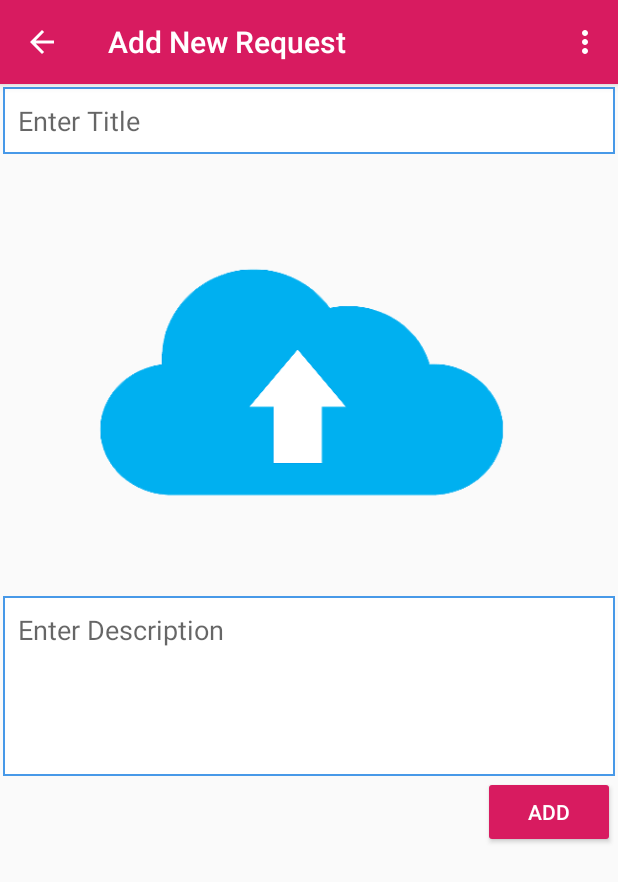
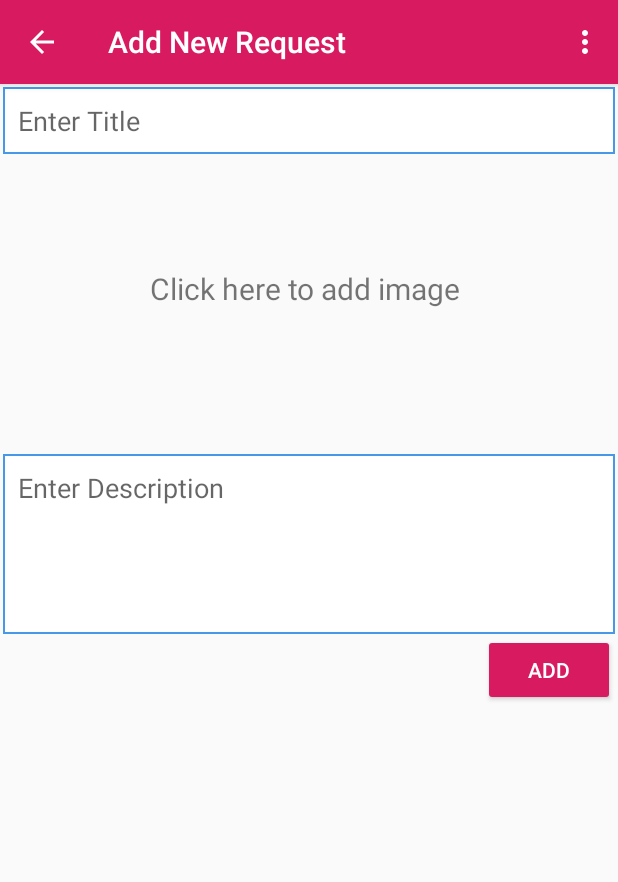
Before and after one commit to BryanYap972/Orbital2, an Android app: the AddPostActivity screen opened directly, with no data from a screen before it, on a phone screen of 412 x 824 dp. Shown: the top 882 px of the screen. Run offline under Robolectric (Android 15) with nearby library versions, the phone set to English and light mode, and no system bars; our stand-ins replace Firebase (no records; nobody signed in at launch, a user with empty details on screens opened directly), Picasso; libraries missing offline, so code that uses them is left out: com.firebase.ui.

Commit message:
Features: Profile, Login, Users, Chat, Requests, Reviews

```diff
--- a/app/src/main/AndroidManifest.xml
+++ b/app/src/main/AndroidManifest.xml
@@ -13,7 +13,9 @@
         android:roundIcon="@mipmap/ic_launcher_round"
         android:supportsRtl="true"
         android:theme="@style/AppTheme">
-        <activity android:name=".ThereProfileActivity"></activity>
+        <activity android:name=".Aarhus.AddReviewAarhus"></activity>
+        <activity android:name=".Aarhus.AarhusActivity" />
+        <activity android:name=".ThereProfileActivity" />
         <activity android:name=".AddPostActivity" />
         <activity
             android:name=".ChatActivity"
--- a/app/src/main/java/com/example/orbital/AddPostActivity.java
+++ b/app/src/main/java/com/example/orbital/AddPostActivity.java
@@ -14,8 +14,10 @@ import android.content.ContentValues;
 import android.content.DialogInterface;
 import android.content.Intent;
 import android.content.pm.PackageManager;
+import android.content.res.Resources;
 import android.graphics.Bitmap;
 import android.graphics.drawable.BitmapDrawable;
+import android.graphics.drawable.Drawable;
 import android.net.Uri;
 import android.os.Bundle;
 import android.provider.MediaStore;
@@ -28,6 +30,7 @@ import android.widget.EditText;
 import android.widget.ImageView;
 import android.widget.Toast;
 
+import com.firebase.ui.auth.data.model.Resource;
 import com.google.android.gms.tasks.OnFailureListener;
 import com.google.android.gms.tasks.OnSuccessListener;
 import com.google.android.gms.tasks.Task;
@@ -400,6 +403,9 @@ public class AddPostActivity extends AppCompatActivity {
         final String timeStamp = String.valueOf(System.currentTimeMillis());
         String filePathAndName = "Posts/" + "post_" + timeStamp;
 
+        Resources res = getResources();
+        Drawable drawable = res.getDrawable(R.drawable.upload);
+
         if (imageIv.getDrawable() != null) {
 
             Bitmap bitmap = ((BitmapDrawable) imageIv.getDrawable()).getBitmap();
--- a/app/src/main/java/com/example/orbital/DashboardActivity.java
+++ b/app/src/main/java/com/example/orbital/DashboardActivity.java
@@ -77,9 +77,9 @@ public class DashboardActivity extends AppCompatActivity {
                             ft3.commit();
                             return true;
 
-                        case R.id.nav_chat:
-                            actionBar.setTitle("Chats");
-                            ChatListFragment fragment4 = new ChatListFragment();
+                        case R.id.nav_review:
+                            actionBar.setTitle("Reviews");
+                            ReviewsFragment fragment4 = new ReviewsFragment();
                             FragmentTransaction ft4 = getSupportFragmentManager().beginTransaction();
                             ft4.replace(R.id.content, fragment4, "");
                             ft4.commit();
--- a/app/src/main/res/layout/activity_add_post.xml
+++ b/app/src/main/res/layout/activity_add_post.xml
@@ -21,13 +21,33 @@
             android:layout_width="match_parent"
             android:layout_height="wrap_content" />
 
-        <ImageView
-            android:id="@+id/pImageIv"
-            android:src="@drawable/upload"
-            android:layout_width="match_parent"
-            android:layout_height="wrap_content"
-            android:minHeight="200dp"
-            />
+        <RelativeLayout
+            android:layout_width="wrap_content"
+            android:layout_height="wrap_content">
+
+            <ImageView
+                android:id="@+id/pImageIv"
+                android:layout_width="match_parent"
+                android:layout_height="wrap_content"
+                android:minHeight="200dp" />
+
+            <TextView
+                android:layout_width="224dp"
+                android:layout_height="44dp"
+                android:layout_alignStart="@+id/pImageIv"
+                android:layout_alignLeft="@+id/pImageIv"
+                android:layout_alignEnd="@+id/pImageIv"
+                android:layout_alignRight="@+id/pImageIv"
+                android:layout_alignBottom="@+id/pImageIv"
+                android:layout_gravity="center"
+                android:layout_marginStart="98dp"
+                android:layout_marginLeft="98dp"
+                android:layout_marginEnd="88dp"
+                android:layout_marginRight="88dp"
+                android:layout_marginBottom="80dp"
+                android:text="Click here to add image"
+                android:textSize="20sp" />
+        </RelativeLayout>
 
         <EditText
             android:id="@+id/pDescriptionEt"
--- a/app/src/main/res/layout/fragment_home.xml
+++ b/app/src/main/res/layout/fragment_home.xml
@@ -5,7 +5,6 @@
     android:layout_height="match_parent"
     tools:context=".HomeFragment">
 
-    <!-- TODO: Update blank fragment layout -->
     <androidx.recyclerview.widget.RecyclerView
         android:id="@+id/postsRecyclerView"
         android:layout_width="match_parent"
--- a/app/src/main/res/menu/menu_nav.xml
+++ b/app/src/main/res/menu/menu_nav.xml
@@ -9,7 +9,7 @@
         android:title="Users"
         android:icon="@drawable/ic_users_pink"/>
 
-    <item android:id="@+id/nav_chat"
+    <item android:id="@+id/nav_review"
         android:title="Chats"
         android:icon="@drawable/ic_chat_pink"/>
 
```
Also changed, not shown: app/src/main/java/com/example/orbital/adapters/AdapterPosts.java (+8 -7 lines), app/src/main/res/layout/fragment_chat_list.xml (line endings or trailing spaces).
